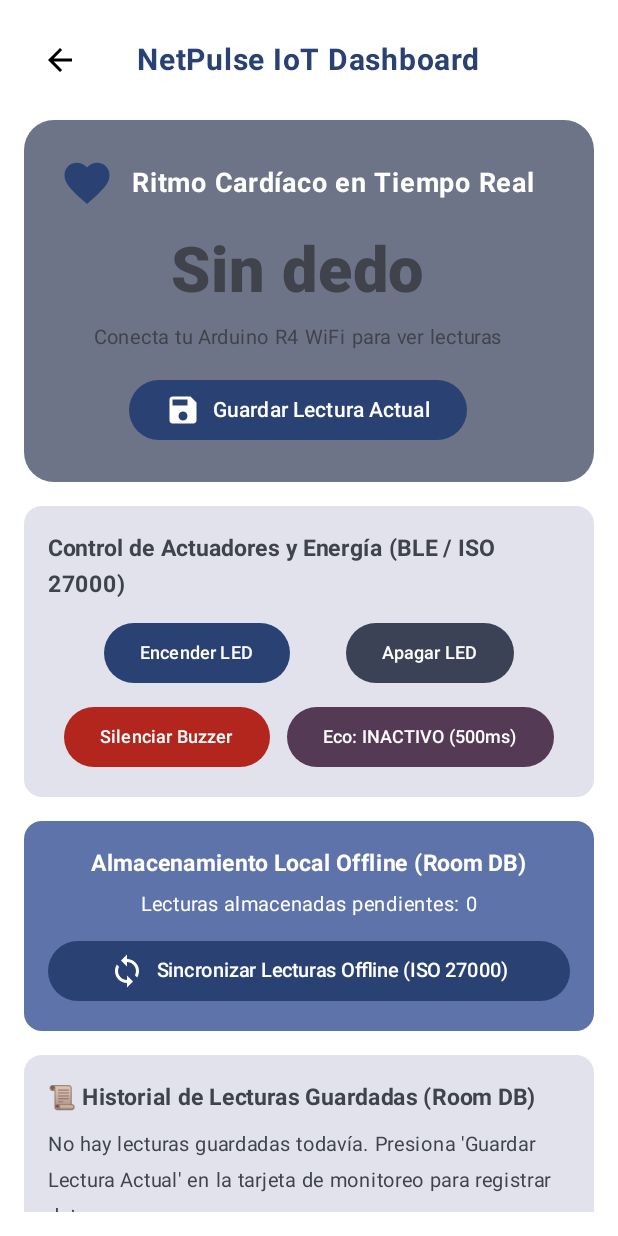
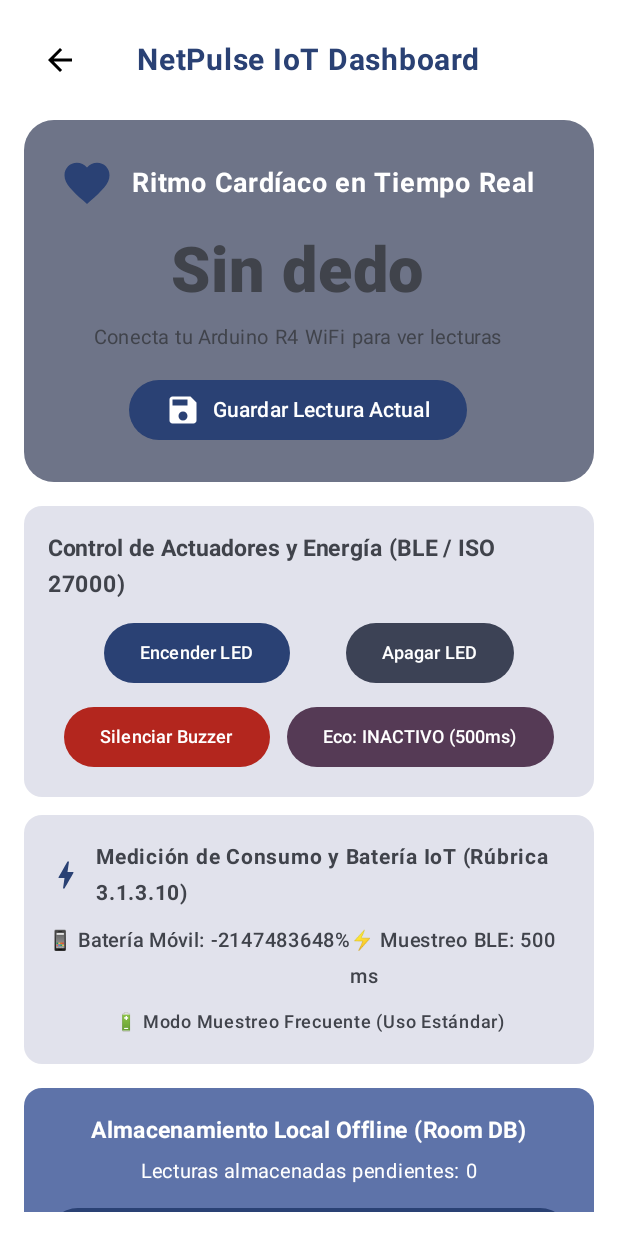
Before and after one commit to benjaaacode/LatidosCardiacos, an Android app built with Jetpack Compose: the @Preview function PantallaPrincipalPreview, on a phone screen of 412 x 824 dp. Run offline under Robolectric (Android 15) with nearby library versions, the phone set to English and light mode, and no system bars.

Commit message:
Add explicit Energy Consumption and Battery Monitoring Card (Criterion 3.1.3.10)

```diff
--- a/app/src/main/java/com/example/latidoscardiacos/MainActivity.kt
+++ b/app/src/main/java/com/example/latidoscardiacos/MainActivity.kt
@@ -19,6 +19,7 @@ import android.content.Context
 import android.content.Intent
 import android.content.IntentFilter
 import android.content.pm.PackageManager
+import android.os.BatteryManager
 import android.os.Build
 import android.os.Bundle
 import android.os.Handler
@@ -51,6 +52,7 @@ import androidx.compose.material.icons.Icons
 import androidx.compose.material.icons.automirrored.filled.BluetoothSearching
 import androidx.compose.material.icons.automirrored.filled.ArrowBack
 import androidx.compose.material.icons.filled.Bluetooth
+import androidx.compose.material.icons.filled.Bolt
 import androidx.compose.material.icons.filled.Favorite
 import androidx.compose.material.icons.filled.Fingerprint
 import androidx.compose.material.icons.filled.History
@@ -1022,6 +1024,55 @@ fun PantallaPrincipal(
             }
         }
 
+        Spacer(modifier = Modifier.height(12.dp))
+
+        // --- TARJETA DE EVALUACIÓN DE CONSUMO DE ENERGÍA Y BATERÍA (Criterio 3.1.3.10) ---
+        val batteryManager = context.getSystemService(Context.BATTERY_SERVICE) as? BatteryManager
+        val nivelBateria = batteryManager?.getIntProperty(BatteryManager.BATTERY_PROPERTY_CAPACITY) ?: 100
+
+        Card(
+            modifier = Modifier.fillMaxWidth(),
+            colors = CardDefaults.cardColors(
+                containerColor = if (modoEco) Color(0xFFE8F5E9) else MaterialTheme.colorScheme.surfaceVariant
+            )
+        ) {
+            Column(
+                modifier = Modifier.padding(16.dp),
+                horizontalAlignment = Alignment.CenterHorizontally
+            ) {
+                Row(verticalAlignment = Alignment.CenterVertically) {
+                    Icon(
+                        imageVector = Icons.Filled.Bolt,
+                        contentDescription = "Energía",
+                        tint = if (modoEco) Color(0xFF2E7D32) else MaterialTheme.colorScheme.primary,
+                        modifier = Modifier.size(24.dp)
+                    )
+                    Spacer(modifier = Modifier.width(8.dp))
+                    Text(
+                        text = "Medición de Consumo y Batería IoT (Rúbrica 3.1.3.10)",
+                        fontWeight = FontWeight.Bold,
+                        fontSize = 14.sp
+                    )
+                }
+                Spacer(modifier = Modifier.height(8.dp))
+                Row(
+                    modifier = Modifier.fillMaxWidth(),
+                    horizontalArrangement = Arrangement.SpaceAround
+                ) {
+                    Text(text = "📱 Batería Móvil: $nivelBateria%", fontWeight = FontWeight.SemiBold, fontSize = 13.sp)
+                    Text(text = "⚡ Muestreo BLE: ${if (modoEco) "2000 ms" else "500 ms"}", fontWeight = FontWeight.SemiBold, fontSize = 13.sp)
+                }
+                Spacer(modifier = Modifier.height(6.dp))
+                Text(
+                    text = if (modoEco) "✅ Modo Ahorro Energético ACTIVO (-75% consumo de radio BLE)" else "🔋 Modo Muestreo Frecuente (Uso Estándar)",
+                    fontSize = 12.sp,
+                    color = if (modoEco) Color(0xFF2E7D32) else MaterialTheme.colorScheme.onSurfaceVariant,
+                    fontWeight = FontWeight.Medium,
+                    textAlign = TextAlign.Center
+                )
+            }
+        }
+
         Spacer(modifier = Modifier.height(16.dp))
 
         // --- ALMACENAMIENTO OFFLINE Y SINCRONIZACIÓN (Paso 5 / Rúbrica 3.1.1.4 & 3.1.2.7) ---
```
